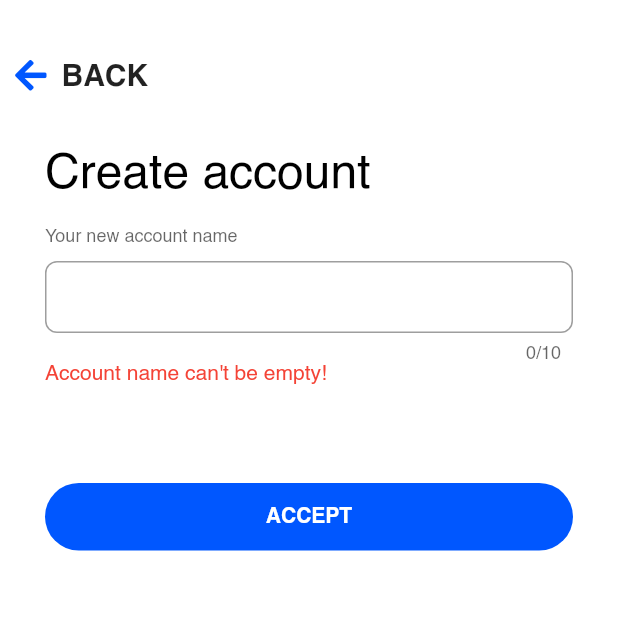
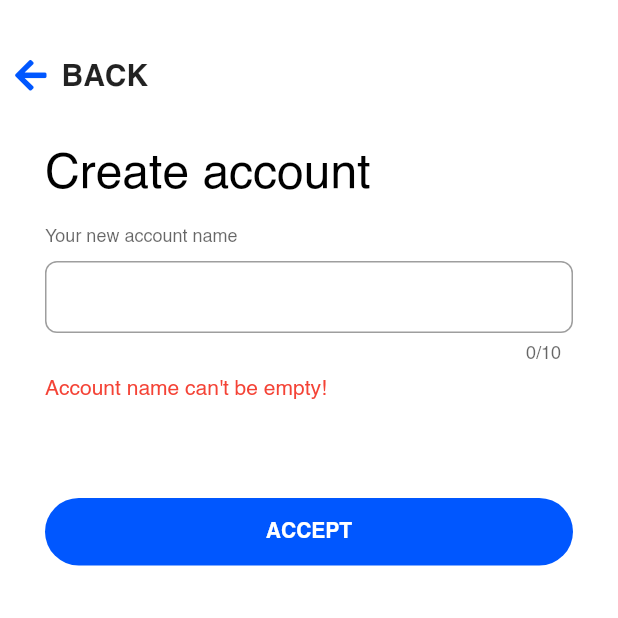
Before and after one commit to DouglasHorn/epios, a Flutter app: the SignUpPage screen opened directly, after a tap on "ACCEPT", on a phone screen of 412 x 824 dp, the top half of it. Run offline on Flutter 3.47's test engine with Material 2 defaults, Android fonts, the phone set to English and light mode, and no system bars; our stand-ins replace flutter_svg, font_awesome_flutter, shared_preferences; missing offline and left inert: encrypt, eosdart, qrscan; accounts and stored records are empty.

Commit message:
added inline message

```diff
--- a/mobile/lib/pgaes/authentication.page/signup.page/signup.page.dart
+++ b/mobile/lib/pgaes/authentication.page/signup.page/signup.page.dart
@@ -1,4 +1,5 @@
 import 'package:epios/commons/styles.dart';
+import 'package:epios/components/inlineMessage.component.dart';
 import 'package:epios/components/simpleAppBar.component.dart';
 import 'package:epios/pgaes/authentication.page/setPassword.page/setPassword.page.dart';
 import 'package:flutter/material.dart';
@@ -10,7 +11,7 @@ class SignUpPage extends StatefulWidget {
 
 class _SignUpPageState extends State<SignUpPage> {
   final TextEditingController _accountController = TextEditingController();
-  String _message;
+  InlineMessageModel _message;
 
   @override
   Widget build(BuildContext context) {
@@ -49,10 +50,7 @@ class _SignUpPageState extends State<SignUpPage> {
 
               ),
             ),
-            SizedBox(
-              height: 30,
-              child: _message!=null ? Text(_message,style: const TextStyle(color: Colors.red),):null,
-            ),
+            InlineMessage(model: _message),
             sized_50,
             SizedBox(
               width: infinity,
@@ -74,7 +72,7 @@ class _SignUpPageState extends State<SignUpPage> {
   void _onAcceptPressed(){
     if(_accountController.text.isEmpty){
       setState(() {
-        _message = "Account name can't be empty!";
+        _message = InlineMessageModel.error(message: "Account name can't be empty!");
       });
       return;
     }
```
